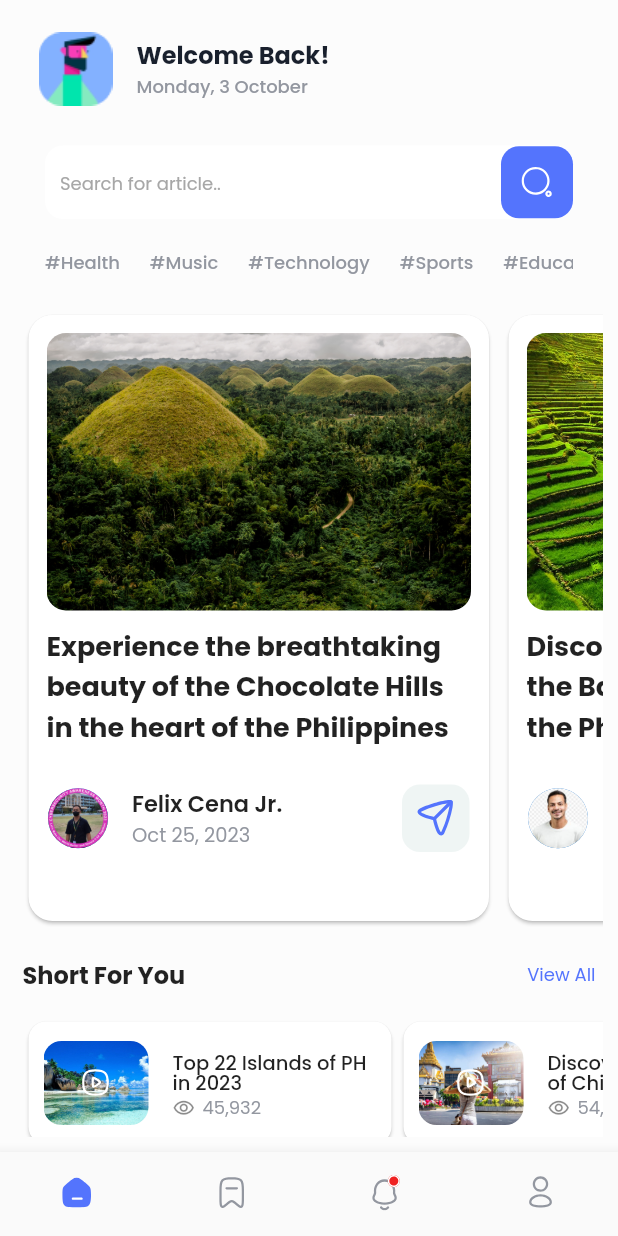
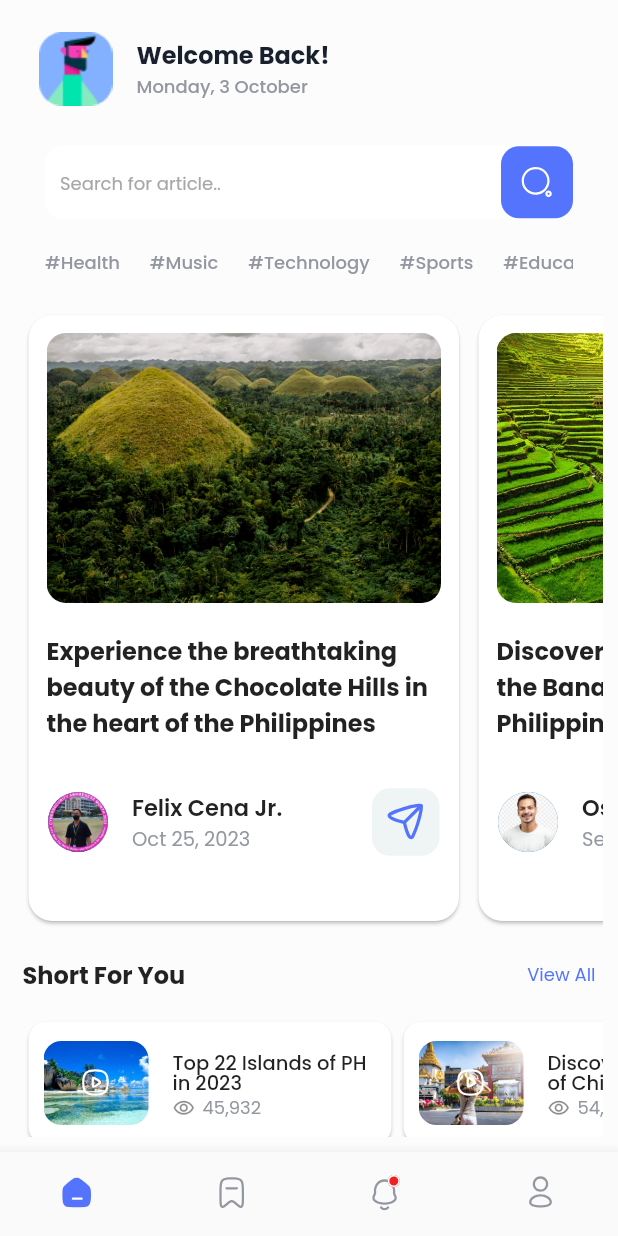
Before and after one commit to Fzappyy/Cena_Travel_News_App, a Flutter app: the screen it shows after launch, on a phone screen of 412 x 824 dp. Run offline on Flutter 3.47's test engine with Material 2 defaults, Android fonts, the phone set to English and light mode, and no system bars; our stand-ins replace carousel_slider, flutter_svg, google_fonts.

Commit message:
minor adjustment

```diff
--- a/lib/components/card_list.dart
+++ b/lib/components/card_list.dart
@@ -40,7 +40,7 @@ class MyCardList extends StatelessWidget {
       height: MediaQuery.of(context).size.height * .50,
       child: ListView.builder(
           scrollDirection: Axis.horizontal,
-          itemExtent: 320,
+          itemExtent: 300,
           itemCount: cardList._cardList.length,
           itemBuilder: (context, index) {
             final cardData = cardList._cardList[index];
@@ -70,14 +70,14 @@ class MyCardList extends StatelessWidget {
                           ),
                         ),
                         const SizedBox(
-                          height: 10,
+                          height: 20,
                         ),
                         Expanded(
                           child: Text(
                             cardData[1],
                             style: GoogleFonts.poppins(
                                 textStyle: const TextStyle(
-                                    fontSize: 18, fontWeight: FontWeight.bold)),
+                                    fontSize: 16, fontWeight: FontWeight.bold)),
                           ),
                         ),
                         Expanded(
```
